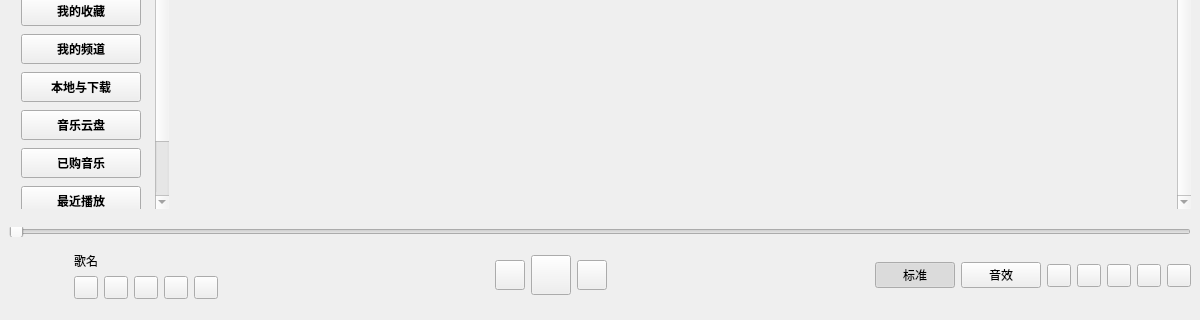
Before: the Qt Designer form KuGouApp.ui in a-mo-xi-wei/KuGouApp, drawn with Qt 5; both pictures show x 0 to 1200 and y 380 to 700 of the 1200 by 700 pixel window.
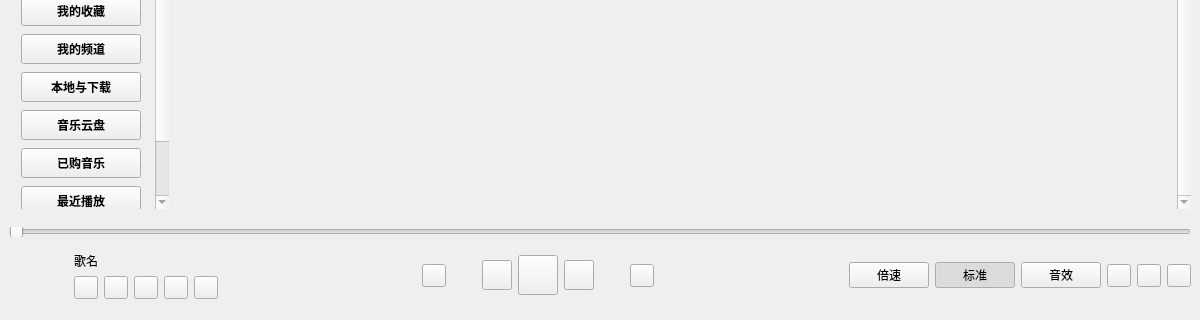
After: the same form once the commit is applied. Custom widgets are drawn as their Qt base class.

Commit message: 呈现一起听歌的默认背景色

Patch:
```diff
--- a/KuGouApp.ui
+++ b/KuGouApp.ui
@@ -1996,6 +1996,32 @@
           </property>
          </spacer>
         </item>
+        <item>
+         <widget class="QToolButton" name="circle_toolButton">
+          <property name="toolTip">
+           <string>循环播放</string>
+          </property>
+          <property name="text">
+           <string/>
+          </property>
+         </widget>
+        </item>
+        <item>
+         <spacer name="horizontalSpacer_3">
+          <property name="orientation">
+           <enum>Qt::Horizontal</enum>
+          </property>
+          <property name="sizeType">
+           <enum>QSizePolicy::Fixed</enum>
+          </property>
+          <property name="sizeHint" stdset="0">
+           <size>
+            <width>30</width>
+            <height>20</height>
+           </size>
+          </property>
+         </spacer>
+        </item>
         <item>
          <widget class="QToolButton" name="pre_toolButton">
           <property name="minimumSize">
@@ -2059,6 +2085,38 @@
           </property>
          </widget>
         </item>
+        <item>
+         <spacer name="horizontalSpacer_2">
+          <property name="orientation">
+           <enum>Qt::Horizontal</enum>
+          </property>
+          <property name="sizeType">
+           <enum>QSizePolicy::Fixed</enum>
+          </property>
+          <property name="sizeHint" stdset="0">
+           <size>
+            <width>30</width>
+            <height>20</height>
+           </size>
+          </property>
+         </spacer>
+        </item>
+        <item>
+         <widget class="QToolButton" name="volume_toolButton">
+          <property name="toolTip">
+           <string>静音</string>
+          </property>
+          <property name="text">
+           <string/>
+          </property>
+          <property name="iconSize">
+           <size>
+            <width>16</width>
+            <height>16</height>
+           </size>
+          </property>
+         </widget>
+        </item>
         <item>
          <spacer name="horizontalSpacer_8">
           <property name="orientation">
@@ -2072,6 +2130,34 @@
           </property>
          </spacer>
         </item>
+        <item>
+         <widget class="QPushButton" name="speed_pushButton">
+          <property name="sizePolicy">
+           <sizepolicy hsizetype="Preferred" vsizetype="Fixed">
+            <horstretch>0</horstretch>
+            <verstretch>0</verstretch>
+           </sizepolicy>
+          </property>
+          <property name="minimumSize">
+           <size>
+            <width>45</width>
+            <height>0</height>
+           </size>
+          </property>
+          <property name="cursor">
+           <cursorShape>PointingHandCursor</cursorShape>
+          </property>
+          <property name="toolTip">
+           <string>歌曲音效</string>
+          </property>
+          <property name="text">
+           <string>倍速</string>
+          </property>
+          <property name="checkable">
+           <bool>true</bool>
+          </property>
+         </widget>
+        </item>
         <item>
          <widget class="QPushButton" name="pushButton_5">
           <property name="sizePolicy">
@@ -2131,26 +2217,6 @@
           </property>
          </widget>
         </item>
-        <item>
-         <widget class="QToolButton" name="volume_toolButton">
-          <property name="toolTip">
-           <string>调节音量</string>
-          </property>
-          <property name="text">
-           <string/>
-          </property>
-         </widget>
-        </item>
-        <item>
-         <widget class="QToolButton" name="circle_toolButton">
-          <property name="toolTip">
-           <string>循环播放</string>
-          </property>
-          <property name="text">
-           <string/>
-          </property>
-         </widget>
-        </item>
         <item>
          <widget class="QToolButton" name="erji_toolButton">
           <property name="toolTip">
```
Left out of the diff: 2 changed lines with no effect on the pictures. The commit also changes 2 other files.
